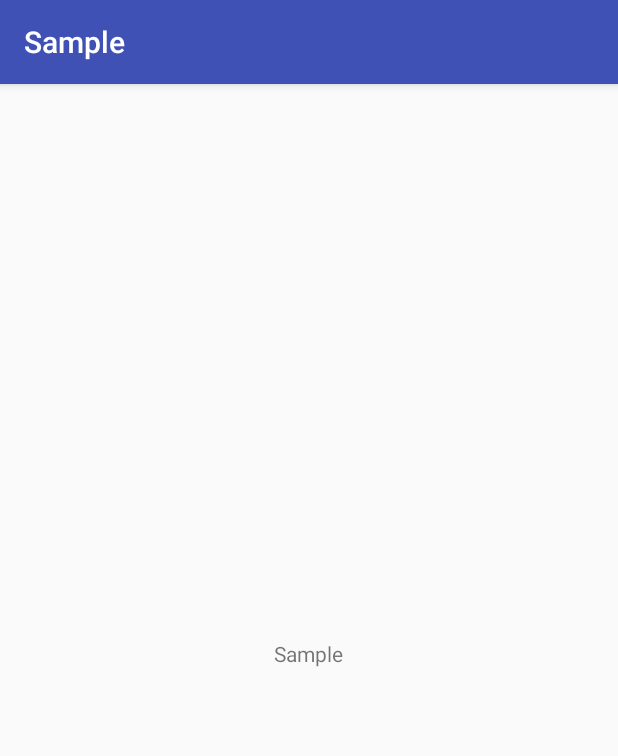
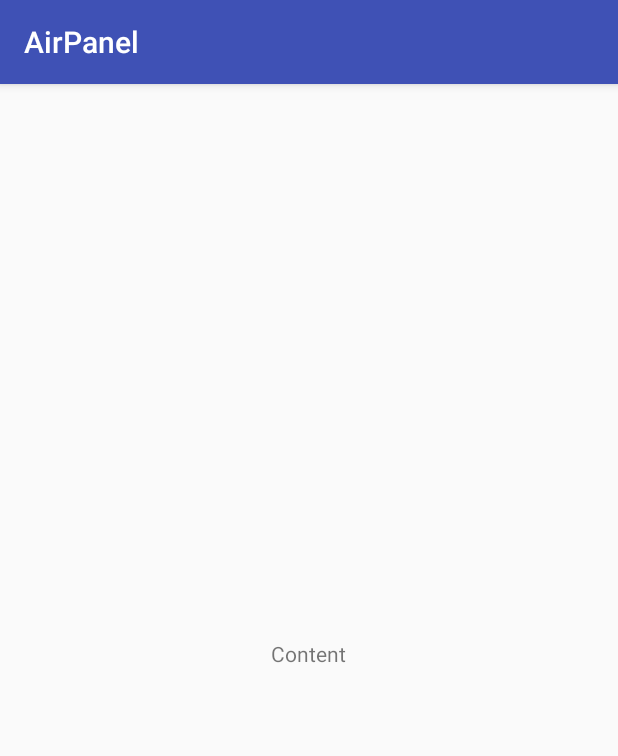
Before and after one commit to qiujuer/AirPanel, an Android app: the screen it shows after launch (MainActivity), on a phone screen of 412 x 824 dp. Shown: the top 756 px of the screen. Run offline under Robolectric (Android 15) with nearby library versions, the phone set to English and light mode, and no system bars.

Commit message:
Change Panel Sampel

```diff
--- a/app/src/main/java/net/qiujuer/widget/airpanel/sample/MainActivity.java
+++ b/app/src/main/java/net/qiujuer/widget/airpanel/sample/MainActivity.java
@@ -45,4 +45,13 @@ public class MainActivity extends AppCompatActivity {
             mPanelBoss.openPanel();
         }
     }
+
+    @Override
+    public void onBackPressed() {
+        if (mPanelBoss.isOpen()) {
+            mPanelBoss.closePanel();
+            return;
+        }
+        super.onBackPressed();
+    }
 }
--- a/app/src/main/res/layout/activity_main.xml
+++ b/app/src/main/res/layout/activity_main.xml
@@ -13,7 +13,7 @@
         android:layout_gravity="center"
         android:layout_weight="1"
         android:gravity="center"
-        android:text="@string/app_name" />
+        android:text="@string/txt_content" />
 
     <LinearLayout
         android:id="@+id/lay_option"
@@ -41,9 +41,9 @@
             android:layout_height="match_parent"
             android:layout_weight="1"
             android:background="@null"
+            android:hint="@string/txt_input_tint"
             android:lineSpacingExtra="0dp"
             android:lineSpacingMultiplier="1"
-            android:hint="@string/txt_input_tint"
             android:textAppearance="@style/TextAppearance.AppCompat.Body1" />
 
         <ImageView
@@ -62,7 +62,7 @@
         android:id="@+id/airPanelSubLayout"
         android:layout_width="match_parent"
         android:layout_height="wrap_content"
-        android:background="@color/grey_200"
+        android:background="@color/green_50"
         android:paddingTop="1px"
         android:visibility="gone">
 
@@ -72,7 +72,7 @@
             android:layout_gravity="center"
             android:background="@color/amber_a100"
             android:gravity="center"
-            android:text="@string/app_name" />
+            android:text="@string/txt_face_panel" />
     </net.qiujuer.widget.airpanel.AirPanelLinearLayout>
 
 </net.qiujuer.widget.airpanel.AirPanelLinearLayout>
--- a/app/src/main/res/values/strings.xml
+++ b/app/src/main/res/values/strings.xml
@@ -1,4 +1,6 @@
 <resources>
-    <string name="app_name">Sample</string>
+    <string name="app_name">AirPanel</string>
     <string name="txt_input_tint">Type something to send…</string>
+    <string name="txt_content">Content</string>
+    <string name="txt_face_panel">FacePanel</string>
 </resources>
```
